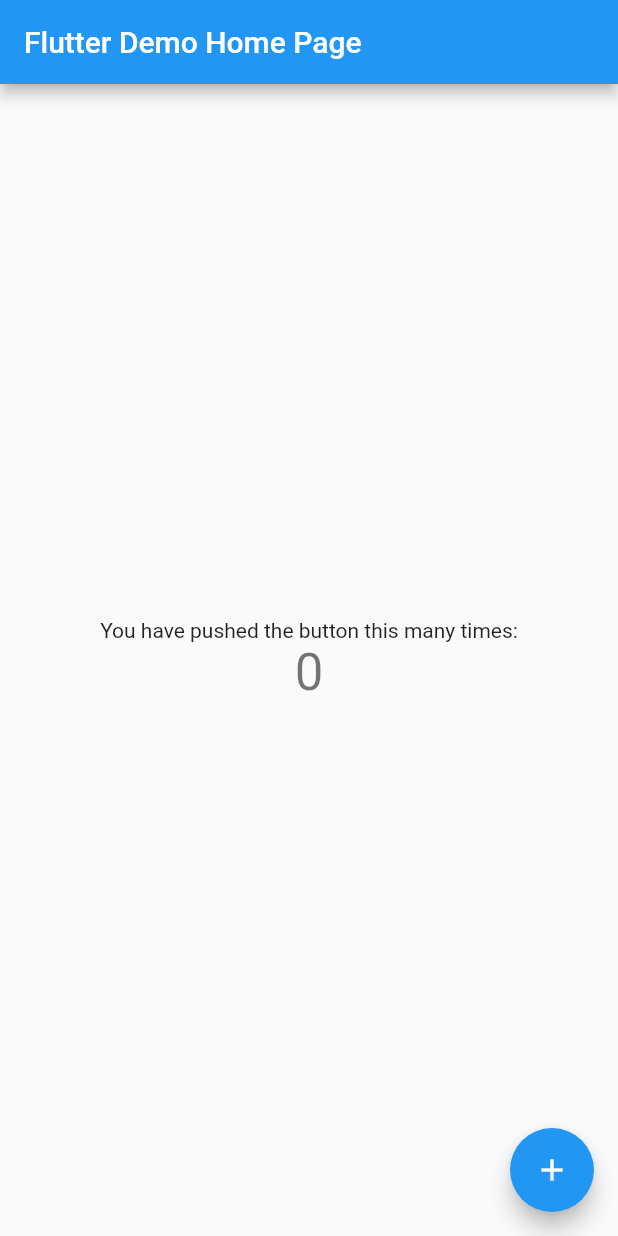
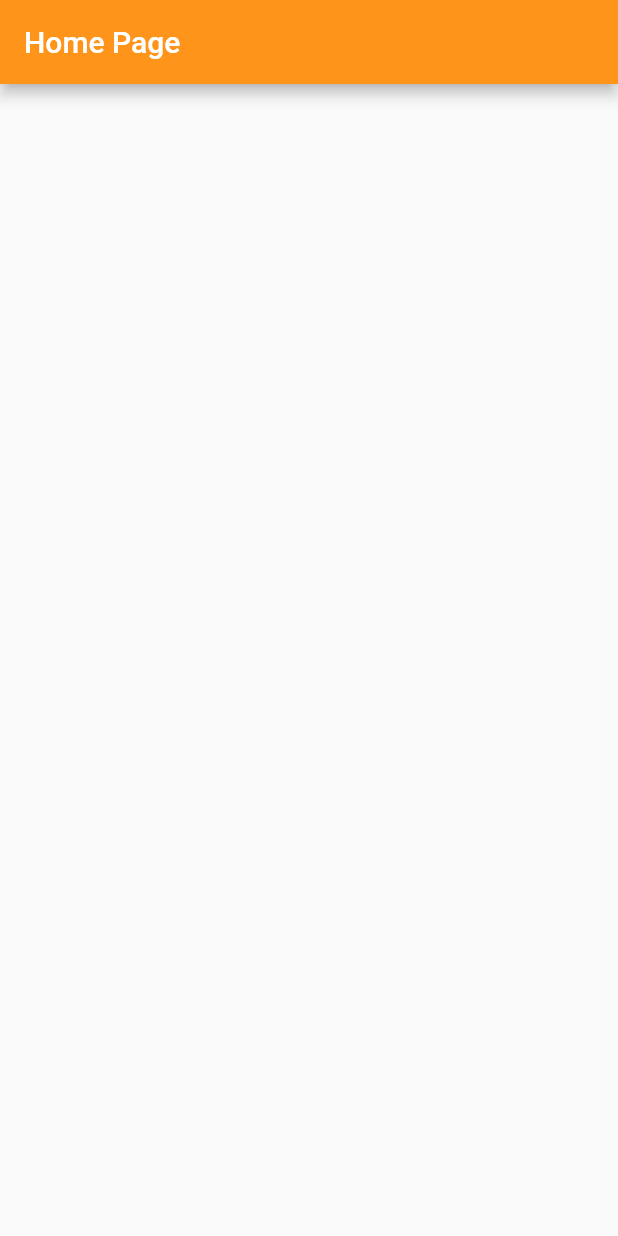
Before and after one commit to filipemendes18/payflow, a Flutter app: the screen it shows after launch, on a phone screen of 412 x 824 dp. Run offline on Flutter 3.47's test engine with Material 2 defaults, Android fonts, the phone set to English and light mode, and no system bars; our stand-ins replace google_fonts.

```diff
--- a/payflow/lib/main.dart
+++ b/payflow/lib/main.dart
@@ -1,115 +1,22 @@
 import 'package:flutter/material.dart';
+import 'package:payflow/modules/home/home_page.dart';
+import 'package:payflow/modules/login/login_page.dart';
+import 'package:payflow/modules/splash/splash_page.dart';
+import 'package:payflow/shared/themes/app_colors.dart';
 
 void main() {
-  runApp(const MyApp());
+  runApp(const AppWidget());
 }
 
-class MyApp extends StatelessWidget {
-  const MyApp({Key? key}) : super(key: key);
+class AppWidget extends StatelessWidget {
+  const AppWidget({Key? key}) : super(key: key);
 
-  // This widget is the root of your application.
   @override
   Widget build(BuildContext context) {
     return MaterialApp(
-      title: 'Flutter Demo',
-      theme: ThemeData(
-        // This is the theme of your application.
-        //
-        // Try running your application with "flutter run". You'll see the
-        // application has a blue toolbar. Then, without quitting the app, try
-        // changing the primarySwatch below to Colors.green and then invoke
-        // "hot reload" (press "r" in the console where you ran "flutter run",
-        // or simply save your changes to "hot reload" in a Flutter IDE).
-        // Notice that the counter didn't reset back to zero; the application
-        // is not restarted.
-        primarySwatch: Colors.blue,
-      ),
-      home: const MyHomePage(title: 'Flutter Demo Home Page'),
+      title: '',
+      theme: ThemeData(primaryColor: AppColors.primary),
+      home: const HomePage(),
     );
   }
 }
-
-class MyHomePage extends StatefulWidget {
-  const MyHomePage({Key? key, required this.title}) : super(key: key);
-
-  // This widget is the home page of your application. It is stateful, meaning
-  // that it has a State object (defined below) that contains fields that affect
-  // how it looks.
-
-  // This class is the configuration for the state. It holds the values (in this
-  // case the title) provided by the parent (in this case the App widget) and
-  // used by the build method of the State. Fields in a Widget subclass are
-  // always marked "final".
-
-  final String title;
-
-  @override
-  State<MyHomePage> createState() => _MyHomePageState();
-}
-
-class _MyHomePageState extends State<MyHomePage> {
-  int _counter = 0;
-
-  void _incrementCounter() {
-    setState(() {
-      // This call to setState tells the Flutter framework that something has
-      // changed in this State, which causes it to rerun the build method below
-      // so that the display can reflect the updated values. If we changed
-      // _counter without calling setState(), then the build method would not be
-      // called again, and so nothing would appear to happen.
-      _counter++;
-    });
-  }
-
-  @override
-  Widget build(BuildContext context) {
-    // This method is rerun every time setState is called, for instance as done
-    // by the _incrementCounter method above.
-    //
-    // The Flutter framework has been optimized to make rerunning build methods
-    // fast, so that you can just rebuild anything that needs updating rather
-    // than having to individually change instances of widgets.
-    return Scaffold(
-      appBar: AppBar(
-        // Here we take the value from the MyHomePage object that was created by
-        // the App.build method, and use it to set our appbar title.
-        title: Text(widget.title),
-      ),
-      body: Center(
-        // Center is a layout widget. It takes a single child and positions it
-        // in the middle of the parent.
-        child: Column(
-          // Column is also a layout widget. It takes a list of children and
-          // arranges them vertically. By default, it sizes itself to fit its
-          // children horizontally, and tries to be as tall as its parent.
-          //
-          // Invoke "debug painting" (press "p" in the console, choose the
-          // "Toggle Debug Paint" action from the Flutter Inspector in Android
-          // Studio, or the "Toggle Debug Paint" command in Visual Studio Code)
-          // to see the wireframe for each widget.
-          //
-          // Column has various properties to control how it sizes itself and
-          // how it positions its children. Here we use mainAxisAlignment to
-          // center the children vertically; the main axis here is the vertical
-          // axis because Columns are vertical (the cross axis would be
-          // horizontal).
-          mainAxisAlignment: MainAxisAlignment.center,
-          children: <Widget>[
-            const Text(
-              'You have pushed the button this many times:',
-            ),
-            Text(
-              '$_counter',
-              style: Theme.of(context).textTheme.headline4,
-            ),
-          ],
-        ),
-      ),
-      floatingActionButton: FloatingActionButton(
-        onPressed: _incrementCounter,
-        tooltip: 'Increment',
-        child: const Icon(Icons.add),
-      ), // This trailing comma makes auto-formatting nicer for build methods.
-    );
-  }
-}
--- /dev/null
+++ b/payflow/lib/modules/home/home_page.dart
@@ -0,0 +1,16 @@
+import 'package:flutter/material.dart';
+import 'package:payflow/shared/themes/app_colors.dart';
+
+class HomePage extends StatelessWidget {
+  const HomePage({Key? key}) : super(key: key);
+
+  @override
+  Widget build(BuildContext context) {
+    return Scaffold(
+      appBar: AppBar(
+        backgroundColor: AppColors.primary,
+        title: const Text('Home Page'),
+      ),
+    );
+  }
+}
--- /dev/null
+++ b/payflow/lib/shared/themes/app_colors.dart
@@ -0,0 +1,12 @@
+import 'package:flutter/material.dart';
+
+class AppColors {
+  static const primary = Color(0xFFFF941A);
+  static const grey = Color(0xFF585666);
+  static const delete = Color(0xFFE83F5B);
+  static const heading = Color(0xFF585666);
+  static const body = Color(0xFF706E7A);
+  static const stroke = Color(0xFFE3E3E6);
+  static const shape = Color(0xFFFAFAFC);
+  static const background = Color(0xFFFFFFFF);
+}
```
Also changed, not shown: payflow/lib/modules/login/login_page.dart (added, +73 -0 lines), payflow/lib/modules/splash/splash_page.dart (added, +20 -0 lines), payflow/lib/shared/themes/app_images.dart (added, +7 -0 lines), payflow/lib/shared/themes/app_text_styles.dart (added, +111 -0 lines), payflow/lib/shared/widgets/social login/social_login_button.dart (added, +55 -0 lines), payflow/pubspec.yaml (+3 -64 lines), payflow/assets/images/google.png (added), payflow/assets/images/logofull.png (added), payflow/assets/images/logomini.png (added), payflow/assets/images/person.png (added), payflow/assets/images/union.png (added), payflow/pubspec.lock, 1 other file.
